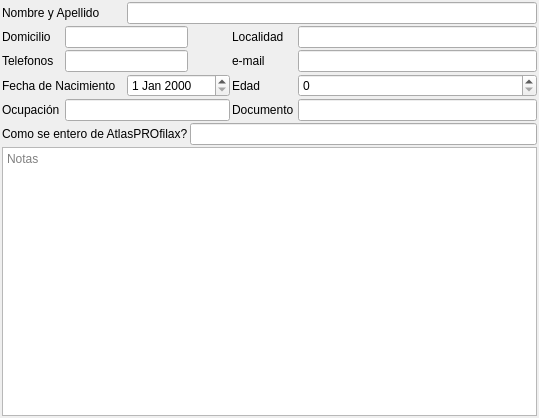
The window that atlas/widgets/widgetpaciente.ui (diegowald/atlas) describes before a commit, drawn with Qt 5.
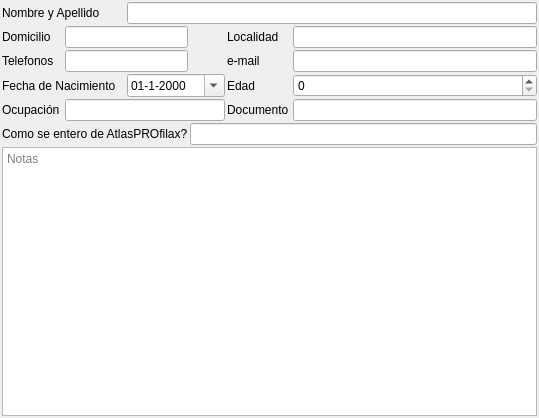
The same window after the commit.

```diff
--- a/atlas/widgets/widgetpaciente.ui
+++ b/atlas/widgets/widgetpaciente.ui
@@ -69,7 +69,14 @@
     </widget>
    </item>
    <item row="3" column="2" colspan="2">
-    <widget class="QDateEdit" name="dateFechaNacimiento"/>
+    <widget class="QDateEdit" name="dateFechaNacimiento">
+     <property name="displayFormat">
+      <string>dd-M-yyyy</string>
+     </property>
+     <property name="calendarPopup">
+      <bool>true</bool>
+     </property>
+    </widget>
    </item>
    <item row="3" column="6">
     <widget class="QSpinBox" name="spinEdad"/>
```
